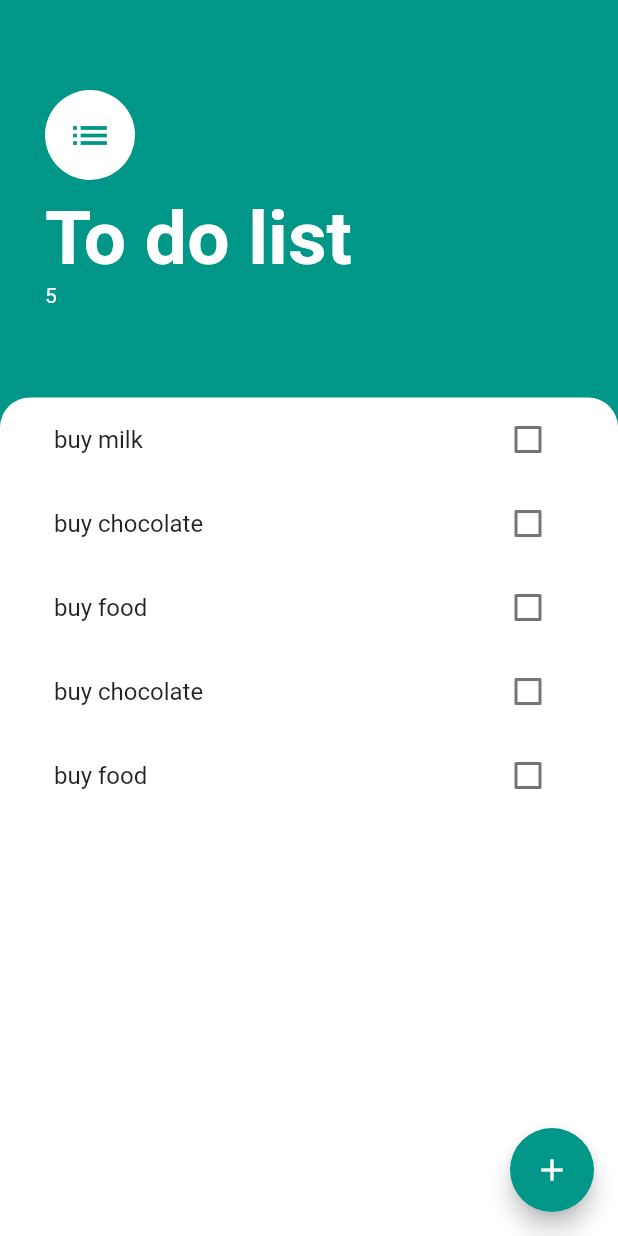
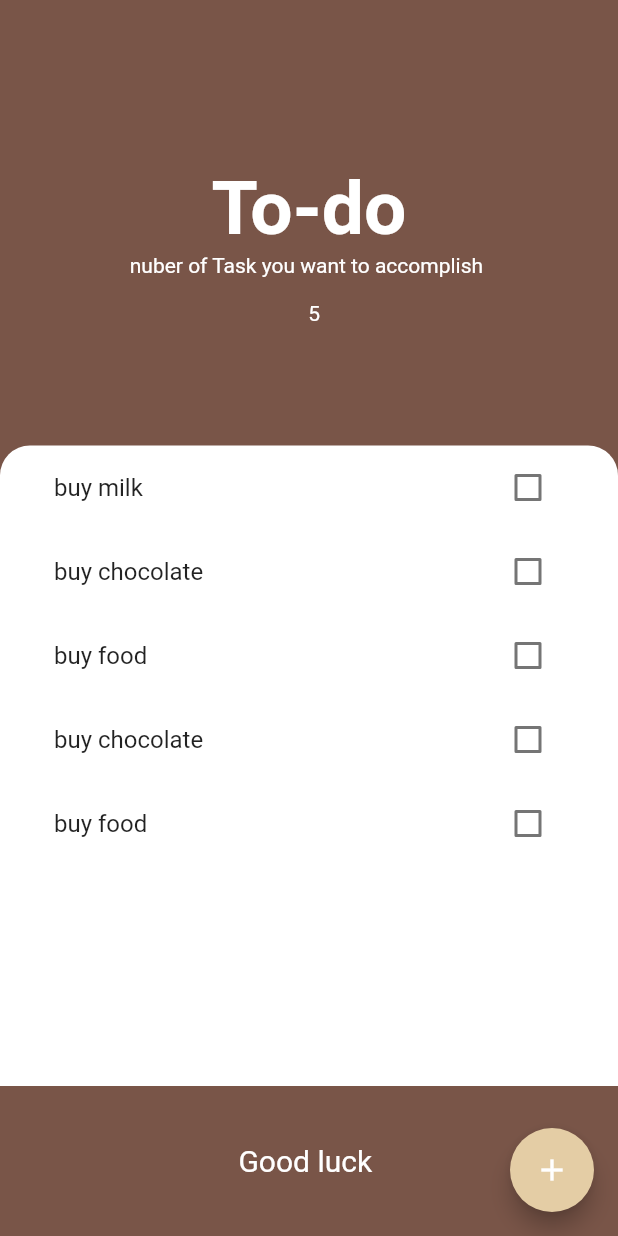
Before and after one commit to woynshetb/todoList, a Flutter app: the screen it shows after launch, on a phone screen of 412 x 824 dp. Run offline on Flutter 3.47's test engine with Material 2 defaults, Android fonts, the phone set to English and light mode, and no system bars.

Commit message:
updated the ui

```diff
--- a/lib/screens/addtaskScree.dart
+++ b/lib/screens/addtaskScree.dart
@@ -31,9 +31,14 @@ class _AddTaskScreenState extends State<AddTaskScreen> {
             Text(
               "New Task",
               textAlign: TextAlign.center,
-              style: TextStyle(fontSize: 30, color: Colors.teal),
+              style: TextStyle(fontSize: 30, color: Colors.brown),
             ),
             TextField(
+              decoration: InputDecoration(
+                border: InputBorder.none,
+                focusedBorder: InputBorder.none,
+                enabledBorder: InputBorder.none,
+              ),
               autofocus: true,
               textAlign: TextAlign.center,
               onChanged: (newText) {
@@ -42,7 +47,7 @@ class _AddTaskScreenState extends State<AddTaskScreen> {
             ),
             Consumer<TaskData>(builder: (context, task, child) {
               return FlatButton(
-                  color: Colors.teal,
+                  color: Colors.brown,
                   onPressed: () {
                     task.addTask(text);
                     print(text);
--- a/lib/screens/taskscreen.dart
+++ b/lib/screens/taskscreen.dart
@@ -15,9 +15,9 @@ class _TasksScreenState extends State<TasksScreen> {
   @override
   Widget build(BuildContext context) {
     return Scaffold(
-      backgroundColor: Colors.teal,
+      backgroundColor: Colors.brown,
       floatingActionButton: FloatingActionButton(
-        backgroundColor: Colors.teal,
+        backgroundColor: Color(0xffe4cda5),
         child: Icon(Icons.add),
         onPressed: () {
           showModalBottomSheet(
@@ -28,33 +28,29 @@ class _TasksScreenState extends State<TasksScreen> {
         Container(
           padding: EdgeInsets.only(top: 60, left: 30, right: 30, bottom: 30),
           child: Column(
-            crossAxisAlignment: CrossAxisAlignment.start,
             children: [
-              CircleAvatar(
-                radius: 30,
-                backgroundColor: Colors.white,
-                child: Icon(
-                  Icons.list,
-                  color: Colors.teal,
-                  size: 30,
+              SizedBox(
+                height: 50,
+              ),
+              Center(
+                child: Text(
+                  "To-do",
+                  style: TextStyle(
+                      color: Colors.white,
+                      fontSize: 50,
+                      fontWeight: FontWeight.w700),
                 ),
               ),
-              SizedBox(
-                height: 10,
+              Text(
+                "nuber of Task you want to accomplish \n",
+                style: TextStyle(color: Colors.white),
               ),
               Text(
-                "To do list",
-                style: TextStyle(
-                    color: Colors.white,
-                    fontSize: 50,
-                    fontWeight: FontWeight.w700),
-              ),
-              Text(
-                "${Provider.of<TaskData>(context).listCount}",
+                "  ${Provider.of<TaskData>(context).listCount}",
                 style: TextStyle(color: Colors.white),
               ),
               SizedBox(
-                height: 30,
+                height: 50,
               ),
             ],
           ),
@@ -71,6 +67,15 @@ class _TasksScreenState extends State<TasksScreen> {
             child: TasksList(),
           ),
         ),
+        Container(
+          height: 100,
+          decoration: BoxDecoration(color: Colors.brown),
+          child: Center(
+              child: Text(
+            "Good luck ",
+            style: TextStyle(color: Colors.white, fontSize: 20),
+          )),
+        ),
       ]),
     );
   }
```
